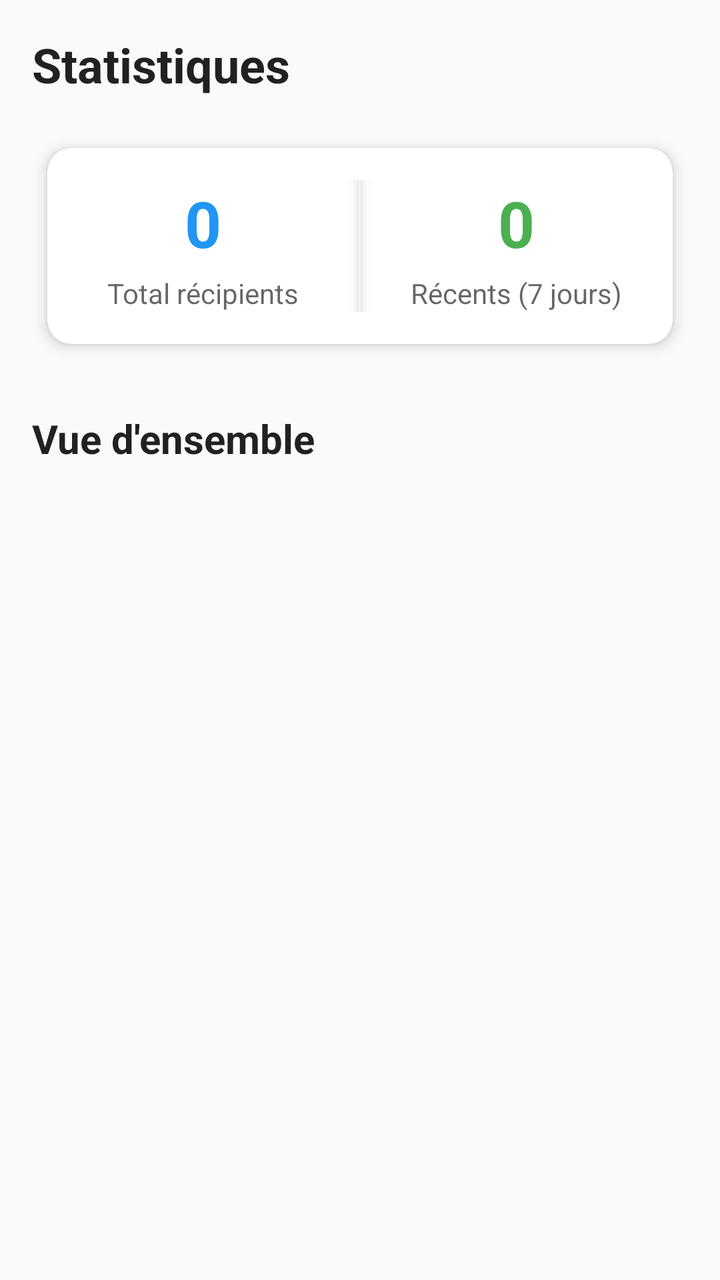
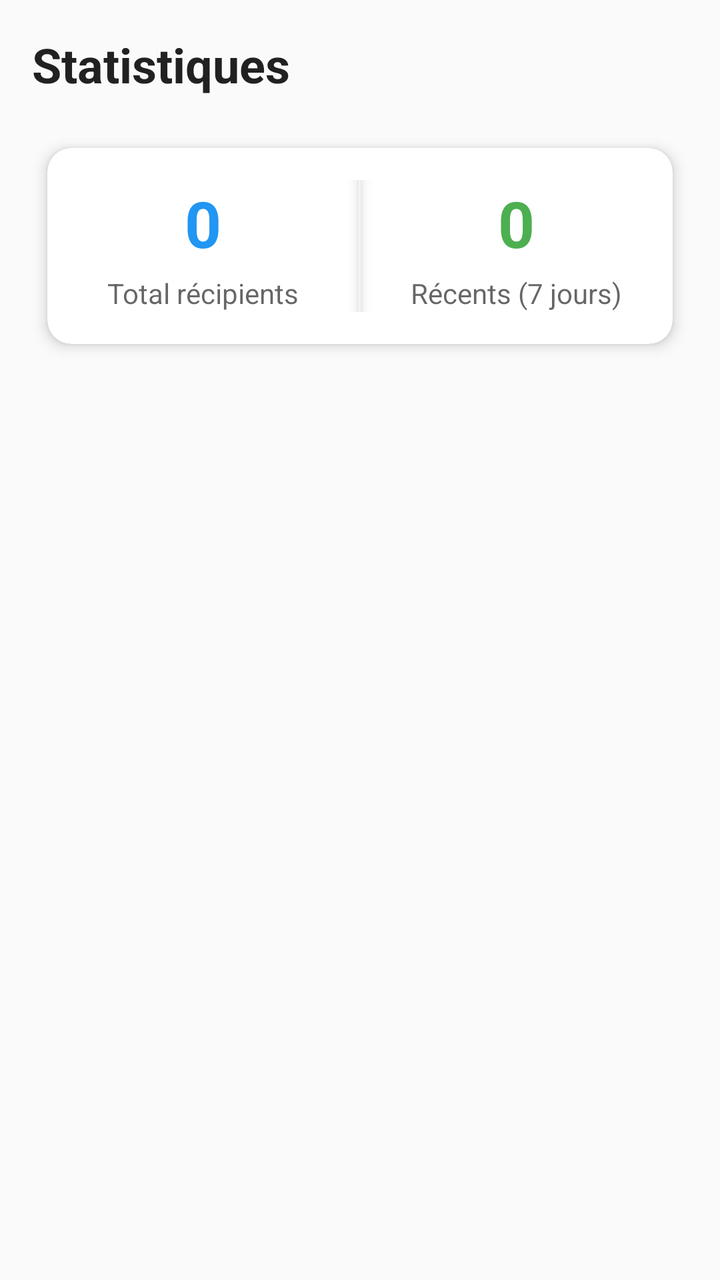

Compare the two renders of this Android layout. The source of the first and the diff that turns it into the second are given below.
<!-- AndroidManifest.xml: application theme Theme.CookAndFreeze -->
<!-- res/layout/content_inventory.xml -->
<?xml version="1.0" encoding="utf-8"?>
<androidx.coordinatorlayout.widget.CoordinatorLayout xmlns:android="http://schemas.android.com/apk/res/android"
    xmlns:app="http://schemas.android.com/apk/res-auto"
    xmlns:tools="http://schemas.android.com/tools"
    android:layout_width="match_parent"
    android:layout_height="match_parent"
    android:background="@color/background">

    <androidx.core.widget.NestedScrollView
        android:layout_width="match_parent"
        android:layout_height="match_parent"
        android:fillViewport="true">

        <LinearLayout
            android:layout_width="match_parent"
            android:layout_height="wrap_content"
            android:orientation="vertical"
            android:padding="16dp">

            <TextView
                android:layout_width="match_parent"
                android:layout_height="wrap_content"
                android:text="@string/inventory_stats"
                android:textSize="24sp"
                android:textStyle="bold"
                android:textColor="@color/text_primary"
                android:layout_marginBottom="16dp" />

            <com.google.android.material.card.MaterialCardView
                android:layout_width="match_parent"
                android:layout_height="wrap_content"
                android:layout_marginBottom="16dp"
                app:cardCornerRadius="12dp"
                app:cardElevation="4dp"
                app:cardUseCompatPadding="true">

                <LinearLayout
                    android:layout_width="match_parent"
                    android:layout_height="wrap_content"
                    android:orientation="horizontal"
                    android:padding="16dp">

                    <LinearLayout
                        android:layout_width="0dp"
                        android:layout_height="wrap_content"
                        android:layout_weight="1"
                        android:orientation="vertical"
                        android:gravity="center">

                        <TextView
                            android:id="@+id/text_total_count"
                            android:layout_width="wrap_content"
                            android:layout_height="wrap_content"
                            android:text="0"
                            android:textSize="32sp"
                            android:textStyle="bold"
                            android:textColor="@color/primary_500" />

                        <TextView
                            android:layout_width="wrap_content"
                            android:layout_height="wrap_content"
                            android:text="@string/total_recipients"
                            android:textSize="14sp"
                            android:textColor="@color/text_secondary"
                            android:layout_marginTop="4dp" />
                    </LinearLayout>

                    <View
                        android:layout_width="1dp"
                        android:layout_height="match_parent"
                        android:background="@color/surface_variant"
                        android:layout_marginStart="16dp"
                        android:layout_marginEnd="16dp" />

                    <LinearLayout
                        android:layout_width="0dp"
                        android:layout_height="wrap_content"
                        android:layout_weight="1"
                        android:orientation="vertical"
                        android:gravity="center">

                        <TextView
                            android:id="@+id/text_recent_count"
                            android:layout_width="wrap_content"
                            android:layout_height="wrap_content"
                            android:text="0"
                            android:textSize="32sp"
                            android:textStyle="bold"
                            android:textColor="@color/success" />

                        <TextView
                            android:layout_width="wrap_content"
                            android:layout_height="wrap_content"
                            android:text="@string/recent_recipients"
                            android:textSize="14sp"
                            android:textColor="@color/text_secondary"
                            android:layout_marginTop="4dp" />
                    </LinearLayout>
                </LinearLayout>
            </com.google.android.material.card.MaterialCardView>

            <TextView
                android:layout_width="match_parent"
                android:layout_height="wrap_content"
                android:text="@string/inventory_overview"
                android:textSize="20sp"
                android:textStyle="bold"
                android:textColor="@color/text_primary"
                android:layout_marginBottom="16dp"
                android:layout_marginTop="8dp" />

            <com.google.android.material.card.MaterialCardView
                android:layout_width="match_parent"
                android:layout_height="wrap_content"
                android:layout_marginBottom="16dp"
                app:cardCornerRadius="12dp"
                app:cardElevation="4dp"
                app:cardUseCompatPadding="true"
                android:visibility="gone"
                android:id="@+id/card_oldest">

                <LinearLayout
                    android:layout_width="match_parent"
                    android:layout_height="wrap_content"
                    android:orientation="vertical"
                    android:padding="16dp">

                    <TextView
                        android:layout_width="wrap_content"
                        android:layout_height="wrap_content"
                        android:text="@string/oldest_recipients"
                        android:textSize="16sp"
                        android:textStyle="bold"
                        android:textColor="@color/text_primary"
                        android:layout_marginBottom="12dp" />

                    <TextView
                        android:id="@+id/text_oldest_recipient"
                        android:layout_width="match_parent"
                        android:layout_height="wrap_content"
                        android:textSize="14sp"
                        android:textColor="@color/text_secondary" />
                </LinearLayout>
            </com.google.android.material.card.MaterialCardView>

            <androidx.recyclerview.widget.RecyclerView
                android:id="@+id/recycler_view_inventory"
                android:layout_width="match_parent"
                android:layout_height="wrap_content"
                android:nestedScrollingEnabled="false" />

            <TextView
                android:id="@+id/text_empty_inventory"
                android:layout_width="match_parent"
                android:layout_height="wrap_content"
                android:text="@string/inventory_empty"
                android:textSize="16sp"
                android:textColor="@color/text_secondary"
                android:gravity="center"
                android:padding="32dp"
                android:visibility="gone" />
        </LinearLayout>
    </androidx.core.widget.NestedScrollView>

</androidx.coordinatorlayout.widget.CoordinatorLayout>
<!-- resources referenced by this layout -->
<resources>
  <color name="background">#FAFAFA</color>
  <color name="primary_500">#2196F3</color>
  <color name="success">#4CAF50</color>
  <color name="surface_variant">#F5F5F5</color>
  <color name="text_primary">#DE000000</color>
  <color name="text_secondary">#99000000</color>
  <string name="inventory_empty">Aucun récipient dans l\'inventaire</string>
  <string name="inventory_overview">Vue d\'ensemble</string>
  <string name="inventory_stats">Statistiques</string>
  <string name="oldest_recipients">Plus anciens</string>
  <string name="recent_recipients">Récents (7 jours)</string>
  <string name="total_recipients">Total récipients</string>
  <style name="Theme.CookAndFreeze" parent="Theme.MaterialComponents.DayNight.DarkActionBar">
          
          <item name="colorPrimary">@color/primary_500</item>
          <item name="colorPrimaryVariant">@color/primary_700</item>
          <item name="colorOnPrimary">@color/white</item>
          
          <item name="colorSecondary">@color/accent_500</item>
          <item name="colorSecondaryVariant">@color/accent_700</item>
          <item name="colorOnSecondary">@color/white</item>
          
          <item name="android:colorBackground">@color/background</item>
          <item name="colorSurface">@color/surface</item>
          <item name="colorOnSurface">@color/text_primary</item>
          
          <item name="android:statusBarColor">?attr/colorPrimaryVariant</item>
          
          <item name="android:elevation">4dp</item>
      </style>
  <color name="primary_700">#1976D2</color>
  <color name="white">#FFFFFFFF</color>
  <color name="accent_500">#FF9800</color>
  <color name="accent_700">#F57C00</color>
  <color name="surface">#FFFFFF</color>
</resources>

<!-- the commit's change to res/layout/content_inventory.xml (unified diff, before → after) -->
@@ -98,67 +98,6 @@
                     </LinearLayout>
                 </LinearLayout>
             </com.google.android.material.card.MaterialCardView>
-
-            <TextView
-                android:layout_width="match_parent"
-                android:layout_height="wrap_content"
-                android:text="@string/inventory_overview"
-                android:textSize="20sp"
-                android:textStyle="bold"
-                android:textColor="@color/text_primary"
-                android:layout_marginBottom="16dp"
-                android:layout_marginTop="8dp" />
-
-            <com.google.android.material.card.MaterialCardView
-                android:layout_width="match_parent"
-                android:layout_height="wrap_content"
-                android:layout_marginBottom="16dp"
-                app:cardCornerRadius="12dp"
-                app:cardElevation="4dp"
-                app:cardUseCompatPadding="true"
-                android:visibility="gone"
-                android:id="@+id/card_oldest">
-
-                <LinearLayout
-                    android:layout_width="match_parent"
-                    android:layout_height="wrap_content"
-                    android:orientation="vertical"
-                    android:padding="16dp">
-
-                    <TextView
-                        android:layout_width="wrap_content"
-                        android:layout_height="wrap_content"
-                        android:text="@string/oldest_recipients"
-                        android:textSize="16sp"
-                        android:textStyle="bold"
-                        android:textColor="@color/text_primary"
-                        android:layout_marginBottom="12dp" />
-
-                    <TextView
-                        android:id="@+id/text_oldest_recipient"
-                        android:layout_width="match_parent"
-                        android:layout_height="wrap_content"
-                        android:textSize="14sp"
-                        android:textColor="@color/text_secondary" />
-                </LinearLayout>
-            </com.google.android.material.card.MaterialCardView>
-
-            <androidx.recyclerview.widget.RecyclerView
-                android:id="@+id/recycler_view_inventory"
-                android:layout_width="match_parent"
-                android:layout_height="wrap_content"
-                android:nestedScrollingEnabled="false" />
-
-            <TextView
-                android:id="@+id/text_empty_inventory"
-                android:layout_width="match_parent"
-                android:layout_height="wrap_content"
-                android:text="@string/inventory_empty"
-                android:textSize="16sp"
-                android:textColor="@color/text_secondary"
-                android:gravity="center"
-                android:padding="32dp"
-                android:visibility="gone" />
         </LinearLayout>
     </androidx.core.widget.NestedScrollView>
 
<!-- resource entries referenced after the edit -->
@@ -6,10 +6,7 @@
   <color name="surface_variant">#F5F5F5</color>
   <color name="text_primary">#DE000000</color>
   <color name="text_secondary">#99000000</color>
-  <string name="inventory_empty">Aucun récipient dans l\'inventaire</string>
-  <string name="inventory_overview">Vue d\'ensemble</string>
   <string name="inventory_stats">Statistiques</string>
-  <string name="oldest_recipients">Plus anciens</string>
   <string name="recent_recipients">Récents (7 jours)</string>
   <string name="total_recipients">Total récipients</string>
   <style name="Theme.CookAndFreeze" parent="Theme.MaterialComponents.DayNight.DarkActionBar">
